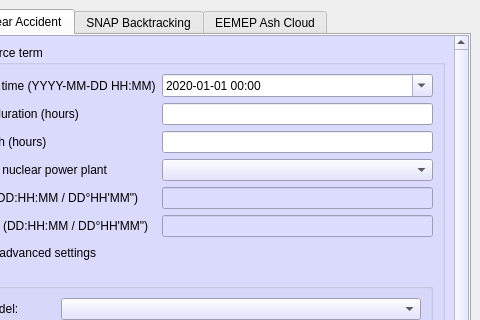
babrodtk/snap, file utils/SnapPy/Snappy/MainWindow.ui: the form before one commit; both pictures show x 86 to 566 and y 0 to 320 of the 566 by 794 pixel window.
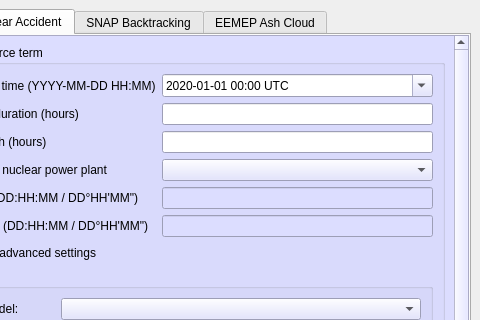
The form after the commit. Icons and pictures are not drawn.

```diff
--- a/utils/SnapPy/Snappy/MainWindow.ui
+++ b/utils/SnapPy/Snappy/MainWindow.ui
@@ -643,7 +643,7 @@
                     </date>
                    </property>
                    <property name="displayFormat">
-                    <string notr="true">yyyy-MM-dd HH:mm</string>
+                    <string notr="true">yyyy-MM-dd HH:mm UTC</string>
                    </property>
                    <property name="calendarPopup">
                     <bool>true</bool>
```
Left out of the diff: 4 changed lines with no effect on the pictures.
